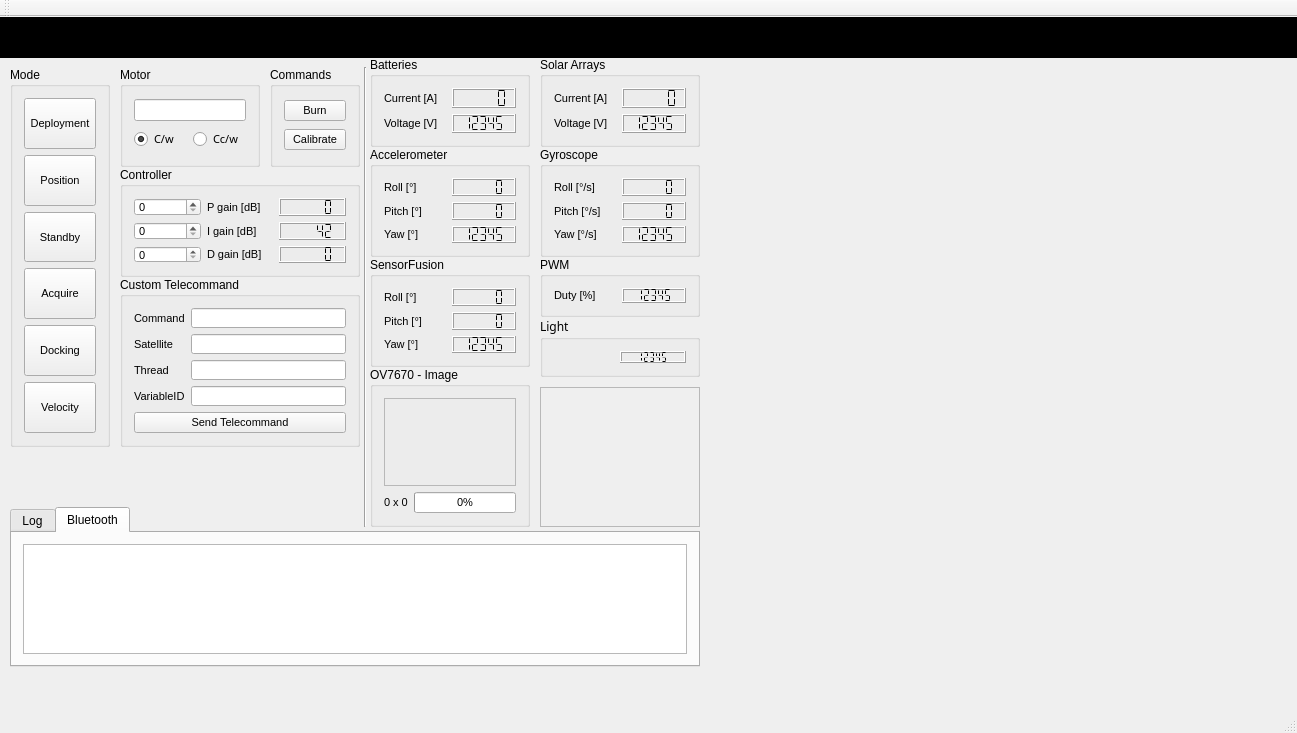
Old version of the form groundstation.ui in the repository Angele-/FloatSat_GroundStation.
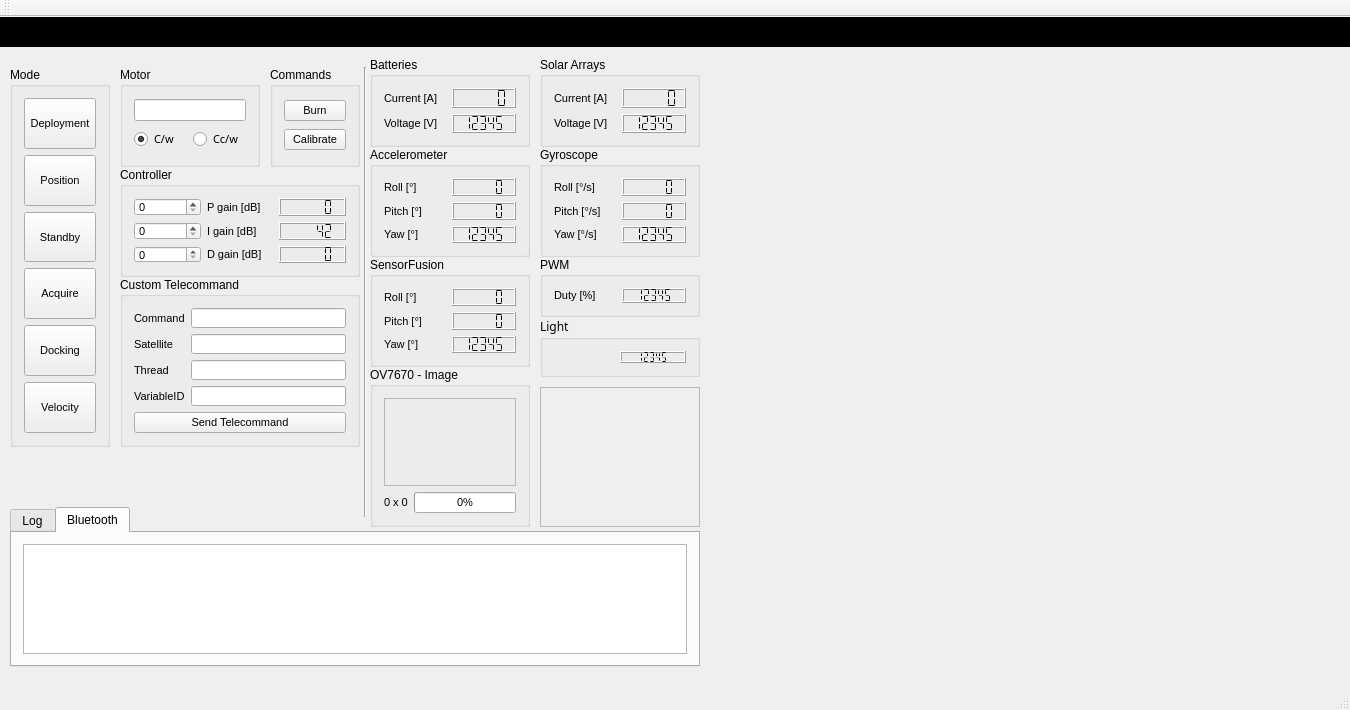
New version of the form. Custom widgets are drawn as their Qt base class.

The edit to the form file:
```diff
--- a/groundstation.ui
+++ b/groundstation.ui
@@ -6,8 +6,8 @@
    <rect>
     <x>0</x>
     <y>0</y>
-    <width>1297</width>
-    <height>733</height>
+    <width>1350</width>
+    <height>710</height>
    </rect>
   </property>
   <property name="windowTitle">
@@ -19,8 +19,8 @@
      <rect>
       <x>0</x>
       <y>0</y>
-      <width>1301</width>
-      <height>41</height>
+      <width>1350</width>
+      <height>30</height>
      </rect>
     </property>
     <property name="palette">
@@ -117,7 +117,7 @@
     <property name="font">
      <font>
       <family>Cambria</family>
-      <pointsize>24</pointsize>
+      <pointsize>20</pointsize>
       <weight>50</weight>
       <bold>false</bold>
      </font>
@@ -1415,7 +1415,7 @@
       <x>360</x>
       <y>50</y>
       <width>10</width>
-      <height>460</height>
+      <height>450</height>
      </rect>
     </property>
     <property name="orientation">
```
Left out of the diff: 4 changed lines with no effect on the pictures.
